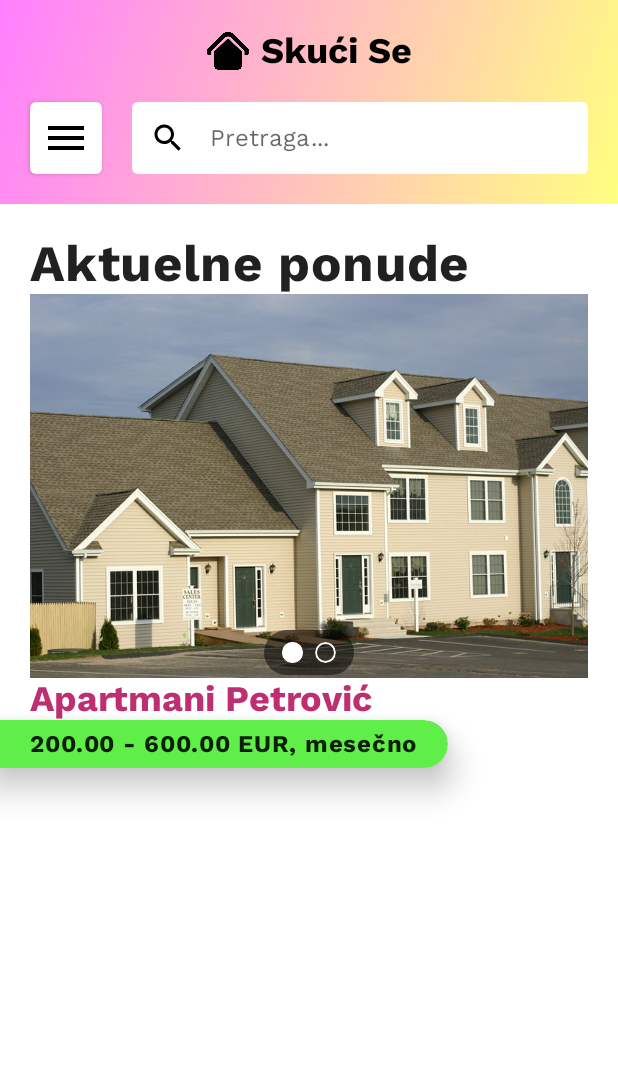
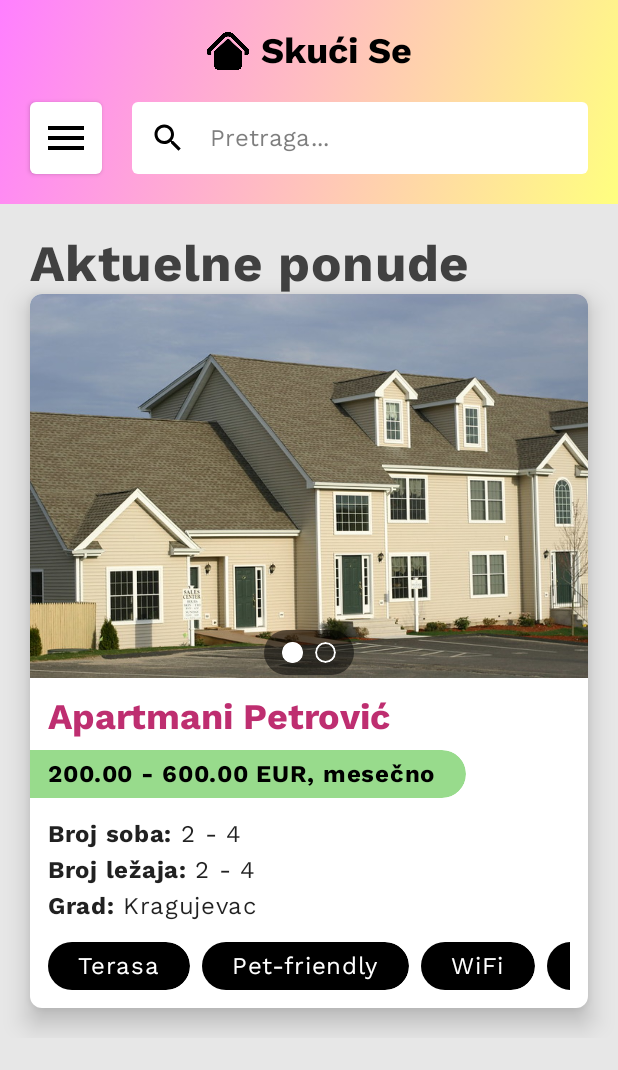
Before and after one commit to dragana98/SkuciSe-App, an Android app built with Jetpack Compose: the @Preview function AppPreview, on a phone screen of 412 x 824 dp. Shown: the top 1070 px of the screen. Run offline under Robolectric (Android 15) with nearby library versions, the phone set to English and light mode, and no system bars.

Commit message:
#7 Pager i sadržaj oglasa izdvojeni su u Surface

```diff
--- a/src/SkuciSe/app/src/main/java/com/blackbyte/skucise/screens/HomeScreen.kt
+++ b/src/SkuciSe/app/src/main/java/com/blackbyte/skucise/screens/HomeScreen.kt
@@ -1,11 +1,9 @@
 package com.blackbyte.skucise.screens
 
-import androidx.compose.foundation.Image
-import androidx.compose.foundation.background
-import androidx.compose.foundation.border
-import androidx.compose.foundation.clickable
+import androidx.compose.foundation.*
 import androidx.compose.foundation.interaction.MutableInteractionSource
 import androidx.compose.foundation.layout.*
+import androidx.compose.foundation.lazy.LazyRow
 import androidx.compose.foundation.shape.CircleShape
 import androidx.compose.foundation.shape.CornerSize
 import androidx.compose.foundation.shape.RoundedCornerShape
@@ -38,6 +36,15 @@ import com.blackbyte.skucise.ui.theme.Green
 import com.blackbyte.skucise.ui.theme.SkuciSeTheme
 import kotlinx.coroutines.launch
 
+private fun ColorMidway(color1: Color, color2: Color): Color {
+    return Color(
+        red = (color1.red + color2.red) / 2.1f,
+        green = (color1.green + color2.green) / 2.1f,
+        blue = (color1.blue + color2.blue) / 2.1f,
+        alpha = (color1.alpha + color2.alpha) / 2.1f,
+    )
+}
+
 @Composable
 fun HomeScreen() {
     val gradient = Brush.linearGradient(0f to Color.Magenta, 1000f to Color.Yellow)
@@ -45,7 +52,7 @@ fun HomeScreen() {
     val scope = rememberCoroutineScope()
 
     var query by remember { mutableStateOf("") }
-    var enableDrawerGestures by remember { mutableStateOf(false) }
+    var enableDrawerGestures by remember { mutableStateOf(true) }
 
     val regulateDrawer = fun(shouldEnable: Boolean) {
         enableDrawerGestures = shouldEnable
@@ -62,7 +69,7 @@ fun HomeScreen() {
 
     SkuciSeTheme {
         Scaffold(
-            backgroundColor = MaterialTheme.colors.background,
+            backgroundColor = MaterialTheme.colors.surface,
             scaffoldState = state,
             drawerGesturesEnabled = enableDrawerGestures,
             drawerContent = {
@@ -189,14 +196,21 @@ fun HomeScreen() {
         ) {
             Column(
                 modifier = Modifier
-                    .fillMaxHeight()
-                    .padding(all = 20.dp)
+                    .verticalScroll(rememberScrollState())
+                        .padding(20.dp)
             ) {
                 Text(
                     text = "Aktuelne ponude",
                     style = MaterialTheme.typography.h4.copy(fontWeight = FontWeight.Bold)
                 )
-
+                /* CARD STARTS HERE */
+                val cardShape = RoundedCornerShape(8.dp)
+                Surface (
+                    color = MaterialTheme.colors.background,
+                    shape = cardShape,
+                    elevation = 10.dp
+                ) {
+                    Column {
                         Pager(
                             items = listOf(
                                 R.drawable.property_1,
@@ -217,6 +231,7 @@ fun HomeScreen() {
                             },
                             regulateDrawer = regulateDrawer
                         )
+                        Column(modifier = Modifier.padding(12.dp)) {
                             Text(
                                 text = "Apartmani Petrović",
                                 style = MaterialTheme.typography.h5.copy(
@@ -224,21 +239,74 @@ fun HomeScreen() {
                                     color = MaterialTheme.colors.primary
                                 )
                             )
-
+                            Spacer(modifier = Modifier.size(8.dp))
                             val ribbonShape = RoundedCornerShape(0.dp, 18.dp, 18.dp, 0.dp)
 
-                Box (modifier = Modifier.offset(x = (-20).dp, y = 0.dp)) {
+                            Box(modifier = Modifier.offset(x = (-12).dp, y = 0.dp)) {
                                 Column(
                                     modifier = Modifier
-                            .shadow(elevation = 14.dp, shape = ribbonShape)
                                         .clip(shape = ribbonShape)
                                         .background(color = Green, shape = ribbonShape)
                                 ) {
                                     Text(
                                         "200.00 - 600.00 EUR, mesečno",
                                         fontWeight = FontWeight.Bold,
-                            modifier = Modifier.padding(horizontal = 20.dp, vertical = 4.dp)
+                                        color = Color.Black,
+                                        modifier = Modifier.padding(
+                                            12.dp,
+                                            4.dp,
+                                            20.dp,
+                                            4.dp
                                         )
+                                    )
+                                }
+                            }
+                            Spacer(modifier = Modifier.size(12.dp))
+                            Column {
+                                Row {
+                                    Text(text = "Broj soba: ", fontWeight = FontWeight.Bold)
+                                    Text(text = "2 - 4")
+                                }
+                                Row {
+                                    Text(text = "Broj ležaja: ", fontWeight = FontWeight.Bold)
+                                    Text(text = "2 - 4")
+                                }
+                                Row {
+                                    Text(text = "Grad: ", fontWeight = FontWeight.Bold)
+                                    Text(text = "Kragujevac")
+                                }
+                            }
+
+                            Spacer(modifier = Modifier.size(12.dp))
+
+                            val amenities = listOf("Terasa", "Pet-friendly", "WiFi", "TV")
+                            val pillShape = RoundedCornerShape(18.dp)
+
+                            Row {
+                                LazyRow {
+                                    items(amenities.lastIndex + 1) {
+                                        Box(
+                                            modifier = Modifier
+                                                .clip(shape = pillShape)
+                                                .background(
+                                                    color = MaterialTheme.colors.onBackground,
+                                                    shape = ribbonShape
+                                                )
+                                        ) {
+                                            Text(
+                                                text = amenities[it],
+                                                color = MaterialTheme.colors.background,
+                                                modifier = Modifier.padding(
+                                                    horizontal = 20.dp,
+                                                    vertical = 4.dp
+                                                )
+                                            )
+                                        }
+                                        Spacer(modifier = Modifier.size(8.dp))
+                                    }
+                                }
+                            }
+                        }
                     }
                 }
 
--- a/src/SkuciSe/app/src/main/java/com/blackbyte/skucise/ui/theme/Color.kt
+++ b/src/SkuciSe/app/src/main/java/com/blackbyte/skucise/ui/theme/Color.kt
@@ -10,4 +10,4 @@ val Teal200 = Color(0xFF1F7FA8)
 val DarkGrey = Color(0xFF282828)
 val LightGrey = Color(0xFFE7E7E7)
 val Gold = Color(0xFFE5B300)
-val Green = Color(0xFF60EE48)
+val Green = Color(0xFF98DB8C)
--- a/src/SkuciSe/app/src/main/java/com/blackbyte/skucise/ui/theme/Theme.kt
+++ b/src/SkuciSe/app/src/main/java/com/blackbyte/skucise/ui/theme/Theme.kt
@@ -10,13 +10,17 @@ import androidx.compose.ui.graphics.Color
 private val DarkColorPalette = darkColors(
     primary = Purple200,
     primaryVariant = Purple700,
-    secondary = Teal200
+    secondary = Teal200,
+    surface = DarkGrey,
+    onSurface = LightGrey
 )
 
 private val LightColorPalette = lightColors(
     primary = Purple500,
     primaryVariant = Purple700,
-    secondary = Teal200
+    secondary = Teal200,
+    surface = LightGrey,
+    onSurface = DarkGrey
 )
 
 @Composable
```
Lines whose indentation alone changed are shown as unchanged.
